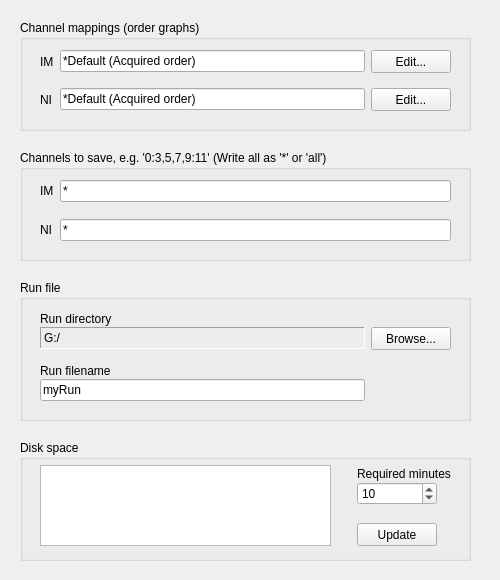
Old version of the form Forms/SeeNSaveTab.ui in the repository billkarsh/SpikeGLX.
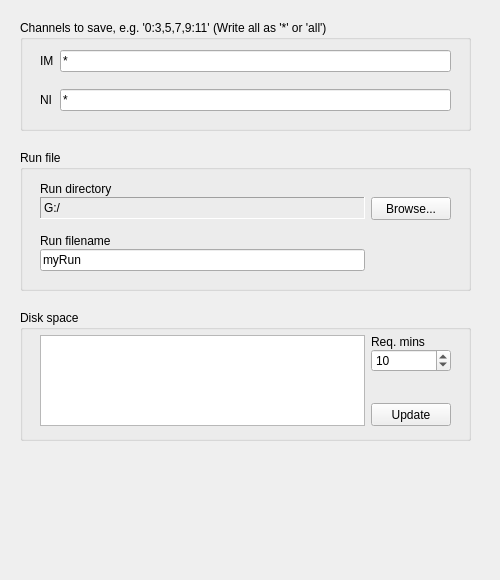
New version of the form.

Commit message: Split Config SNS into Maps and Save tabs

```diff
--- a/Forms/SeeNSaveTab.ui
+++ b/Forms/SeeNSaveTab.ui
@@ -27,130 +27,11 @@
   <property name="windowTitle">
    <string>Form</string>
   </property>
-  <widget class="QGroupBox" name="chnMapGB">
-   <property name="geometry">
-    <rect>
-     <x>20</x>
-     <y>20</y>
-     <width>451</width>
-     <height>111</height>
-    </rect>
-   </property>
-   <property name="title">
-    <string>Channel mappings (order graphs)</string>
-   </property>
-   <widget class="QWidget" name="gridLayoutWidget_2">
-    <property name="geometry">
-     <rect>
-      <x>20</x>
-      <y>30</y>
-      <width>411</width>
-      <height>61</height>
-     </rect>
-    </property>
-    <layout class="QGridLayout" name="gridLayout_2">
-     <property name="verticalSpacing">
-      <number>0</number>
-     </property>
-     <item row="2" column="0">
-      <widget class="QLabel" name="label_2">
-       <property name="text">
-        <string>NI</string>
-       </property>
-      </widget>
-     </item>
-     <item row="0" column="0">
-      <widget class="QLabel" name="label_4">
-       <property name="text">
-        <string>IM</string>
-       </property>
-      </widget>
-     </item>
-     <item row="0" column="1">
-      <widget class="QLineEdit" name="imChnMapLE">
-       <property name="minimumSize">
-        <size>
-         <width>0</width>
-         <height>22</height>
-        </size>
-       </property>
-       <property name="text">
-        <string>*Default (Acquired order)</string>
-       </property>
-       <property name="readOnly">
-        <bool>false</bool>
-       </property>
-       <property name="placeholderText">
-        <string/>
-       </property>
-      </widget>
-     </item>
-     <item row="2" column="2">
-      <widget class="QPushButton" name="niChnMapBut">
-       <property name="minimumSize">
-        <size>
-         <width>0</width>
-         <height>23</height>
-        </size>
-       </property>
-       <property name="text">
-        <string>Edit...</string>
-       </property>
-      </widget>
-     </item>
-     <item row="2" column="1">
-      <widget class="QLineEdit" name="niChnMapLE">
-       <property name="minimumSize">
-        <size>
-         <width>0</width>
-         <height>22</height>
-        </size>
-       </property>
-       <property name="text">
-        <string>*Default (Acquired order)</string>
-       </property>
-       <property name="readOnly">
-        <bool>false</bool>
-       </property>
-       <property name="placeholderText">
-        <string/>
-       </property>
-      </widget>
-     </item>
-     <item row="0" column="2">
-      <widget class="QPushButton" name="imChnMapBut">
-       <property name="minimumSize">
-        <size>
-         <width>0</width>
-         <height>23</height>
-        </size>
-       </property>
-       <property name="text">
-        <string>Edit...</string>
-       </property>
-      </widget>
-     </item>
-     <item row="1" column="1">
-      <spacer name="verticalSpacer_5">
-       <property name="orientation">
-        <enum>Qt::Vertical</enum>
-       </property>
-       <property name="sizeHint" stdset="0">
-        <size>
-         <width>20</width>
-         <height>6</height>
-        </size>
-       </property>
-      </spacer>
-     </item>
-    </layout>
-   </widget>
-  </widget>
   <widget class="QGroupBox" name="saveChnGB">
    <property name="geometry">
     <rect>
      <x>20</x>
-     <y>150</y>
+     <y>20</y>
      <width>451</width>
      <height>111</height>
     </rect>
@@ -167,12 +48,12 @@
       <height>61</height>
      </rect>
     </property>
-    <layout class="QGridLayout" name="gridLayout_3">
+    <layout class="QGridLayout" name="gridLayout_1">
      <property name="verticalSpacing">
       <number>0</number>
      </property>
      <item row="0" column="0">
-      <widget class="QLabel" name="label">
+      <widget class="QLabel" name="label_1">
        <property name="text">
         <string>IM</string>
        </property>
@@ -205,14 +86,14 @@
       </widget>
      </item>
      <item row="2" column="0">
-      <widget class="QLabel" name="label_3">
+      <widget class="QLabel" name="label_2">
        <property name="text">
         <string>NI</string>
        </property>
       </widget>
      </item>
      <item row="1" column="1">
-      <spacer name="verticalSpacer_4">
+      <spacer name="verticalSpacer_1">
        <property name="orientation">
         <enum>Qt::Vertical</enum>
        </property>
@@ -231,7 +112,7 @@
    <property name="geometry">
     <rect>
      <x>20</x>
-     <y>280</y>
+     <y>150</y>
      <width>451</width>
      <height>141</height>
     </rect>
@@ -248,7 +129,7 @@
       <height>91</height>
      </rect>
     </property>
-    <layout class="QGridLayout" name="gridLayout">
+    <layout class="QGridLayout" name="gridLayout_2">
      <property name="verticalSpacing">
       <number>0</number>
      </property>
@@ -341,7 +222,7 @@
       </widget>
      </item>
      <item row="3" column="1">
-      <spacer name="verticalSpacer">
+      <spacer name="verticalSpacer_2">
        <property name="orientation">
         <enum>Qt::Vertical</enum>
        </property>
@@ -376,9 +257,9 @@
    <property name="geometry">
     <rect>
      <x>20</x>
-     <y>440</y>
+     <y>310</y>
      <width>451</width>
-     <height>121</height>
+     <height>131</height>
     </rect>
    </property>
    <property name="title">
@@ -390,17 +271,38 @@
       <x>20</x>
       <y>25</y>
       <width>411</width>
-      <height>81</height>
+      <height>91</height>
      </rect>
     </property>
-    <layout class="QGridLayout" name="gridLayout_4">
+    <layout class="QGridLayout" name="gridLayout_3">
      <property name="horizontalSpacing">
       <number>6</number>
      </property>
      <property name="verticalSpacing">
       <number>0</number>
      </property>
-     <item row="2" column="2">
+     <item row="0" column="0">
+      <widget class="QTextEdit" name="diskTE">
+       <property name="sizePolicy">
+        <sizepolicy hsizetype="Expanding" vsizetype="Expanding">
+         <horstretch>1</horstretch>
+         <verstretch>0</verstretch>
+        </sizepolicy>
+       </property>
+       <property name="focusPolicy">
+        <enum>Qt::NoFocus</enum>
+       </property>
+       <property name="undoRedoEnabled">
+        <bool>false</bool>
+       </property>
+       <property name="readOnly">
+        <bool>true</bool>
+       </property>
+      </widget>
+     </item>
+     <item row="0" column="1">
+      <layout class="QGridLayout" name="gridLayout">
+       <item row="1" column="0">
       <widget class="QSpinBox" name="diskSB">
        <property name="sizePolicy">
         <sizepolicy hsizetype="Minimum" vsizetype="Minimum">
@@ -425,8 +327,8 @@
        </property>
       </widget>
      </item>
-     <item row="1" column="2" colspan="2">
-      <widget class="QLabel" name="label_5">
+       <item row="0" column="0">
+        <widget class="QLabel" name="label_3">
        <property name="sizePolicy">
         <sizepolicy hsizetype="MinimumExpanding" vsizetype="Minimum">
          <horstretch>0</horstretch>
@@ -440,11 +342,11 @@
         </size>
        </property>
        <property name="text">
-        <string>Required minutes</string>
+          <string>Req. mins</string>
        </property>
       </widget>
      </item>
-     <item row="4" column="2">
+       <item row="3" column="0">
       <widget class="QPushButton" name="diskBut">
        <property name="sizePolicy">
         <sizepolicy hsizetype="Minimum" vsizetype="Preferred">
@@ -469,66 +371,20 @@
        </property>
       </widget>
      </item>
-     <item row="2" column="3">
-      <spacer name="horizontalSpacer_2">
-       <property name="orientation">
-        <enum>Qt::Horizontal</enum>
-       </property>
-       <property name="sizeHint" stdset="0">
-        <size>
-         <width>6</width>
-         <height>20</height>
-        </size>
-       </property>
-      </spacer>
-     </item>
-     <item row="1" column="0" rowspan="4">
-      <widget class="QTextEdit" name="diskTE">
-       <property name="sizePolicy">
-        <sizepolicy hsizetype="Expanding" vsizetype="Expanding">
-         <horstretch>1</horstretch>
-         <verstretch>0</verstretch>
-        </sizepolicy>
-       </property>
-       <property name="focusPolicy">
-        <enum>Qt::NoFocus</enum>
-       </property>
-       <property name="undoRedoEnabled">
-        <bool>false</bool>
-       </property>
-       <property name="readOnly">
-        <bool>true</bool>
-       </property>
-      </widget>
-     </item>
-     <item row="2" column="1">
-      <spacer name="horizontalSpacer">
-       <property name="orientation">
-        <enum>Qt::Horizontal</enum>
-       </property>
-       <property name="sizeHint" stdset="0">
-        <size>
-         <width>20</width>
-         <height>20</height>
-        </size>
-       </property>
-      </spacer>
-     </item>
-     <item row="3" column="2">
-      <spacer name="verticalSpacer_2">
+       <item row="2" column="0">
+        <spacer name="verticalSpacer">
        <property name="orientation">
         <enum>Qt::Vertical</enum>
        </property>
-       <property name="sizeType">
-        <enum>QSizePolicy::Preferred</enum>
-       </property>
        <property name="sizeHint" stdset="0">
         <size>
          <width>20</width>
-         <height>2</height>
+           <height>12</height>
         </size>
        </property>
       </spacer>
+       </item>
+      </layout>
      </item>
     </layout>
    </widget>
```
Left out of the diff: 6 changed lines with no effect on the pictures. Lines whose indentation alone changed are shown as unchanged. The commit also changes 6 other files.
